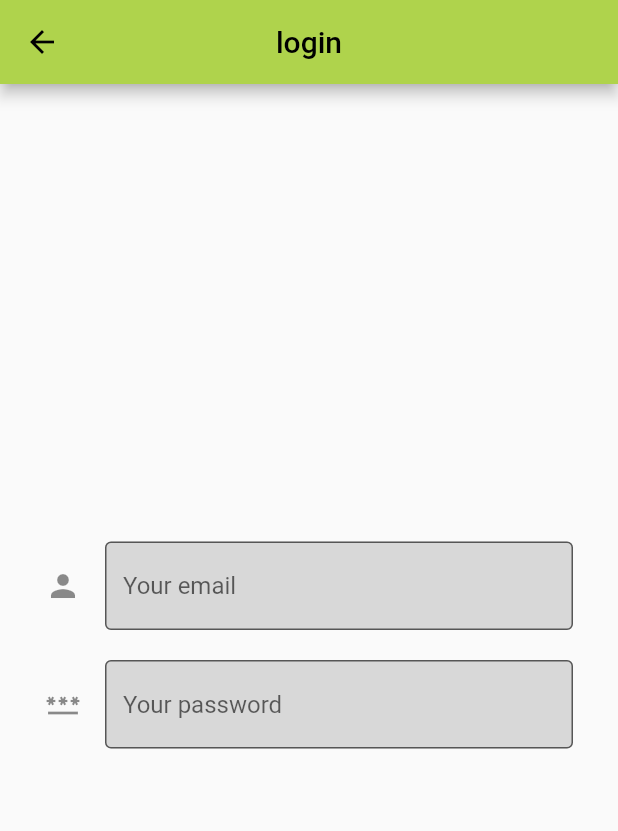
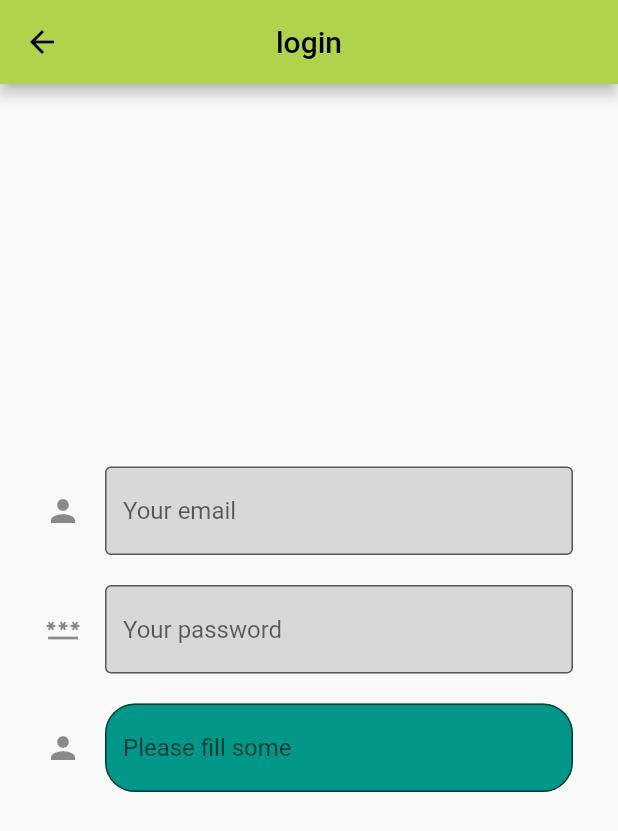
Before and after one commit to nichapap/docpost, a Flutter app: the screen it shows after launch, after a tap on the "add alert" icon, on a phone screen of 412 x 824 dp. Shown: the top 831 px of the screen. Run offline on Flutter 3.47's test engine with Material 2 defaults, Android fonts, the phone set to English and light mode, and no system bars.

Commit message:
edit_some

```diff
--- a/lib/login_box.dart
+++ b/lib/login_box.dart
@@ -1,27 +1,31 @@
-// import 'package:flutter/material.dart';
+import 'package:flutter/material.dart';
 
-// class LoginTextField extends StatelessWidget {
-//   const LoginTextField({
-//     this.decoration,
-//     this.border,
-//     this.icon,
-//     this.color,
-//     this.hint,
-//   }) : super(key: key);
-//   final decoration;
-//   final border;
-//   final icon;
-//   final color;
-//   final hint;
-//   @override
-//   Widget build(BuildContext context) {
-//     return TextField(
-//       decoration: decoration(
-//         border: border,
-//         icon: icon,
-//         color: color,
-//         hintText: hint,
-//       ),
-//     );
-//   }
-// }
+class LoginTextField extends StatelessWidget {
+  const LoginTextField({
+    Key? key,
+    this.height = 50,
+    this.icon = const Icon(Icons.people),
+    this.color = Colors.green,
+    this.hint = 'Please fill some',
+  }) : super(key: key);
+  final double height;
+  final Widget icon;
+  final Color color;
+  final String hint;
+  @override
+  Widget build(BuildContext context) {
+    return SizedBox(
+      height: height,
+      child: TextField(
+        decoration: InputDecoration(
+          border: const OutlineInputBorder(
+              borderRadius: BorderRadius.all(Radius.circular(20))),
+          icon: icon,
+          fillColor: color,
+          filled: true,
+          hintText: hint,
+        ),
+      ),
+    );
+  }
+}
--- a/lib/login_page.dart
+++ b/lib/login_page.dart
@@ -1,3 +1,4 @@
+import 'package:docpost/login_box.dart';
 import 'package:docpost/main.dart';
 import 'package:flutter/material.dart';
 
@@ -43,13 +44,14 @@ class LoginPage extends StatelessWidget {
             SizedBox(
               height: 20,
             ),
-
+            LoginTextField(
+              height: 100,
+              icon: Icon(Icons.person),
+              color: Colors.teal,
+            )
             // ElevatedButton(
             //   onPressed: () {
-            //     Navigator.push(
-            //       context,
-            //       MaterialPageRoute(builder: (context) => const MyHomePage(title: title)));
-            //   },
+            //     Navigator.pop(context,);
             //   child: Text("Login"),
             // ),
           ],
```
